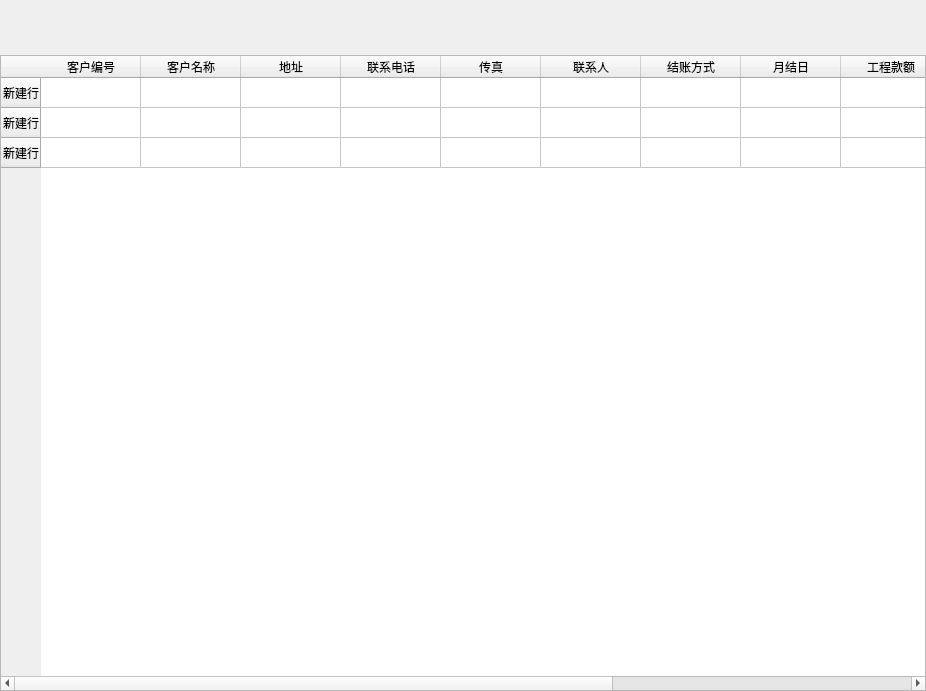
Before: the Qt Designer form ui/first_level/clientmanagermentwidget.ui in longcp/CarRentalManagement, drawn with Qt 5.
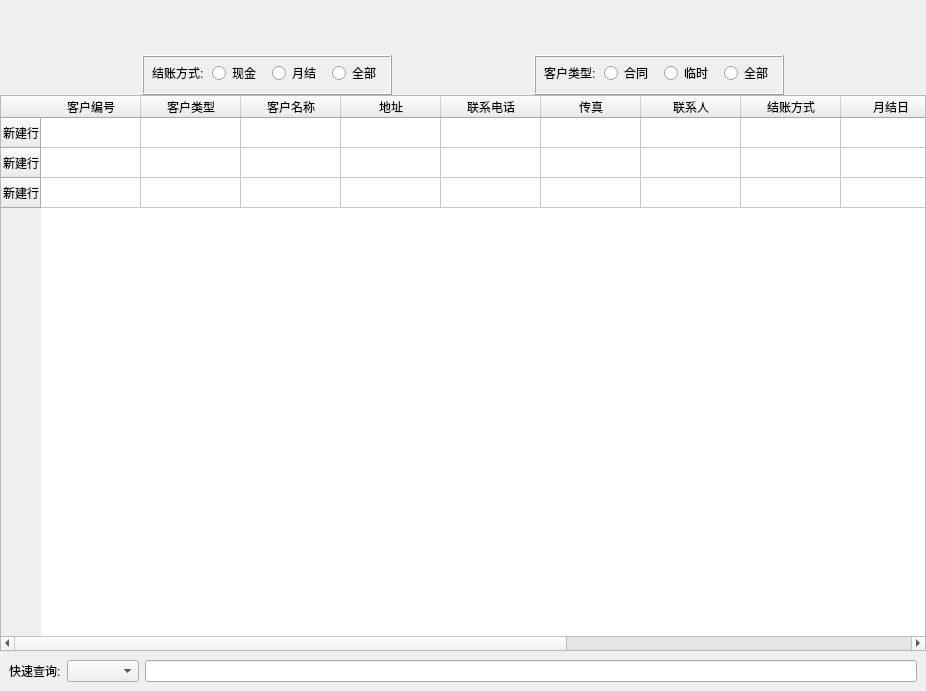
After: the same form once the commit is applied.

Commit message: 添加客户资料类&修改客户资料界面

```diff
--- a/ui/first_level/clientmanagermentwidget.ui
+++ b/ui/first_level/clientmanagermentwidget.ui
@@ -62,6 +62,192 @@
      </layout>
     </widget>
    </item>
+   <item>
+    <widget class="QWidget" name="typeWidget" native="true">
+     <property name="minimumSize">
+      <size>
+       <width>0</width>
+       <height>40</height>
+      </size>
+     </property>
+     <property name="maximumSize">
+      <size>
+       <width>16777215</width>
+       <height>40</height>
+      </size>
+     </property>
+     <layout class="QHBoxLayout" name="horizontalLayout_2">
+      <property name="spacing">
+       <number>0</number>
+      </property>
+      <property name="leftMargin">
+       <number>0</number>
+      </property>
+      <property name="topMargin">
+       <number>0</number>
+      </property>
+      <property name="rightMargin">
+       <number>0</number>
+      </property>
+      <property name="bottomMargin">
+       <number>0</number>
+      </property>
+      <item>
+       <widget class="QFrame" name="frame_2">
+        <property name="minimumSize">
+         <size>
+          <width>250</width>
+          <height>0</height>
+         </size>
+        </property>
+        <property name="maximumSize">
+         <size>
+          <width>250</width>
+          <height>16777215</height>
+         </size>
+        </property>
+        <property name="frameShape">
+         <enum>QFrame::Box</enum>
+        </property>
+        <property name="frameShadow">
+         <enum>QFrame::Raised</enum>
+        </property>
+        <widget class="QLabel" name="label_2">
+         <property name="geometry">
+          <rect>
+           <x>10</x>
+           <y>10</y>
+           <width>54</width>
+           <height>16</height>
+          </rect>
+         </property>
+         <property name="text">
+          <string>结账方式:</string>
+         </property>
+        </widget>
+        <widget class="QRadioButton" name="monthlyRadioButton">
+         <property name="geometry">
+          <rect>
+           <x>130</x>
+           <y>10</y>
+           <width>51</width>
+           <height>16</height>
+          </rect>
+         </property>
+         <property name="text">
+          <string>月结</string>
+         </property>
+        </widget>
+        <widget class="QRadioButton" name="paytypeTotalRadioButton">
+         <property name="geometry">
+          <rect>
+           <x>190</x>
+           <y>10</y>
+           <width>51</width>
+           <height>16</height>
+          </rect>
+         </property>
+         <property name="text">
+          <string>全部</string>
+         </property>
+        </widget>
+        <widget class="QRadioButton" name="cashRadioButton">
+         <property name="geometry">
+          <rect>
+           <x>70</x>
+           <y>10</y>
+           <width>51</width>
+           <height>16</height>
+          </rect>
+         </property>
+         <property name="text">
+          <string>现金</string>
+         </property>
+        </widget>
+       </widget>
+      </item>
+      <item>
+       <widget class="QFrame" name="frame">
+        <property name="minimumSize">
+         <size>
+          <width>250</width>
+          <height>0</height>
+         </size>
+        </property>
+        <property name="maximumSize">
+         <size>
+          <width>250</width>
+          <height>16777215</height>
+         </size>
+        </property>
+        <property name="frameShape">
+         <enum>QFrame::Box</enum>
+        </property>
+        <property name="frameShadow">
+         <enum>QFrame::Raised</enum>
+        </property>
+        <widget class="QRadioButton" name="clientTypeTotalRadioButton">
+         <property name="geometry">
+          <rect>
+           <x>190</x>
+           <y>10</y>
+           <width>51</width>
+           <height>16</height>
+          </rect>
+         </property>
+         <property name="text">
+          <string>全部</string>
+         </property>
+        </widget>
+        <widget class="QRadioButton" name="temporaryRadioButton">
+         <property name="geometry">
+          <rect>
+           <x>130</x>
+           <y>10</y>
+           <width>51</width>
+           <height>16</height>
+          </rect>
+         </property>
+         <property name="text">
+          <string>临时</string>
+         </property>
+        </widget>
+        <widget class="QRadioButton" name="contractRadioButton">
+         <property name="geometry">
+          <rect>
+           <x>70</x>
+           <y>10</y>
+           <width>51</width>
+           <height>16</height>
+          </rect>
+         </property>
+         <property name="text">
+          <string>合同</string>
+         </property>
+        </widget>
+        <widget class="QLabel" name="label_3">
+         <property name="geometry">
+          <rect>
+           <x>10</x>
+           <y>10</y>
+           <width>54</width>
+           <height>16</height>
+          </rect>
+         </property>
+         <property name="text">
+          <string>客户类型:</string>
+         </property>
+        </widget>
+        <zorder>label_3</zorder>
+        <zorder>clientTypeTotalRadioButton</zorder>
+        <zorder>temporaryRadioButton</zorder>
+        <zorder>contractRadioButton</zorder>
+        <zorder>label_3</zorder>
+       </widget>
+      </item>
+     </layout>
+    </widget>
+   </item>
    <item>
     <widget class="QTableWidget" name="clientTableWidget">
      <row>
@@ -84,6 +270,11 @@
        <string>客户编号</string>
       </property>
      </column>
+     <column>
+      <property name="text">
+       <string>客户类型</string>
+      </property>
+     </column>
      <column>
       <property name="text">
        <string>客户名称</string>
@@ -141,6 +332,37 @@
      </column>
     </widget>
    </item>
+   <item>
+    <widget class="QWidget" name="searchWiget" native="true">
+     <property name="minimumSize">
+      <size>
+       <width>0</width>
+       <height>40</height>
+      </size>
+     </property>
+     <property name="maximumSize">
+      <size>
+       <width>16777215</width>
+       <height>40</height>
+      </size>
+     </property>
+     <layout class="QHBoxLayout" name="horizontalLayout">
+      <item>
+       <widget class="QLabel" name="label">
+        <property name="text">
+         <string>快速查询:</string>
+        </property>
+       </widget>
+      </item>
+      <item>
+       <widget class="QComboBox" name="comboBox"/>
+      </item>
+      <item>
+       <widget class="QLineEdit" name="lineEdit"/>
+      </item>
+     </layout>
+    </widget>
+   </item>
   </layout>
  </widget>
  <resources/>
```
The commit also changes 6 other files.
